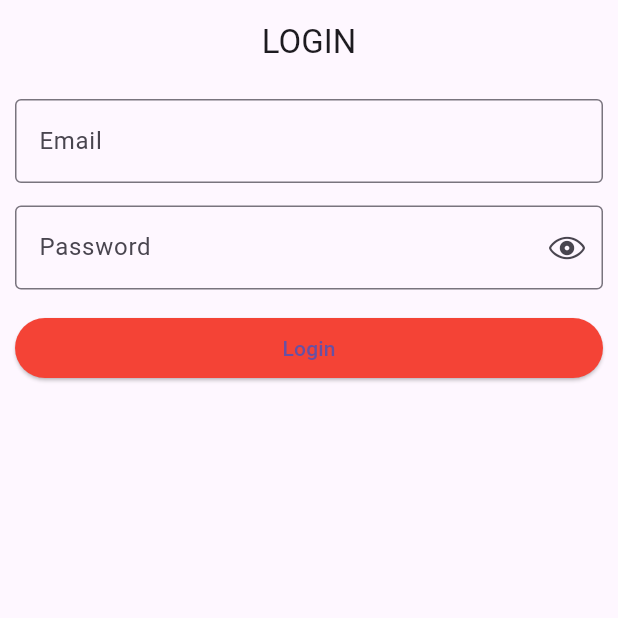
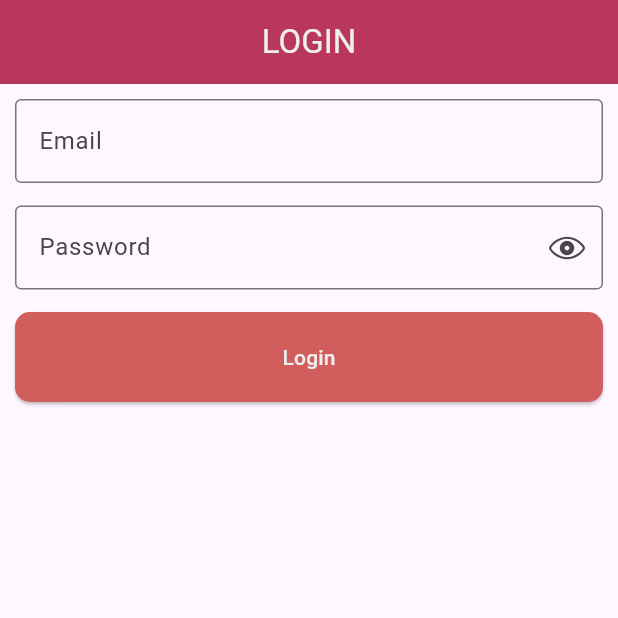
Before and after one commit to bayuhusada/InventoryQrCode, a Flutter app: the screen it shows after launch, on a phone screen of 412 x 824 dp, the top half of it. Run offline on Flutter 3.47's test engine with Material 3 defaults, Android fonts, the light colour scheme and no system bars; our stand-ins replace get.

Commit message:
Refactor login and products views for improved UI and color consistency

```diff
--- /dev/null
+++ b/lib/app/constant/colors.dart
@@ -0,0 +1,9 @@
+import 'package:flutter/material.dart';
+
+
+
+// light mode
+const marronColor = Color(0xffB9375D);
+const redColor = Color(0xffD25D5D);
+const peachColor = Color(0xffE7D3D3);
+const greyColor = Color(0xffEEEEEE);
--- a/lib/app/modules/login/views/login_view.dart
+++ b/lib/app/modules/login/views/login_view.dart
@@ -2,6 +2,8 @@ import 'package:flutter/cupertino.dart';
 import 'package:flutter/material.dart';
 
 import 'package:get/get.dart';
+import 'package:inventory_qr_code/app/constant/colors.dart';
+import 'package:inventory_qr_code/app/routes/app_pages.dart';
 
 import '../controllers/login_controller.dart';
 
@@ -10,8 +12,10 @@ class LoginView extends GetView<LoginController> {
   @override
   Widget build(BuildContext context) {
     return Scaffold(
-      appBar: AppBar(title: const Text('LOGIN'), centerTitle: true),
-      body: ListView(
+      appBar: AppBar(title: const Text('LOGIN',style: TextStyle(color: greyColor),), centerTitle: true, backgroundColor: marronColor,),
+      body: Center(
+        child: ListView(
+
           padding: EdgeInsets.all(10),
           children: [
             TextField(
@@ -48,14 +52,25 @@ class LoginView extends GetView<LoginController> {
             ),
             SizedBox(height: 15),
 
-          ElevatedButton(
+            Hero(
+              tag: 'toProducts',
+              child: ElevatedButton(
                 style: ElevatedButton.styleFrom(
-              backgroundColor: Colors.red
+                  backgroundColor: redColor,
+                  padding: const EdgeInsets.symmetric(vertical: 20),
+                  shape: RoundedRectangleBorder(
+                    borderRadius: BorderRadiusGeometry.circular(10)
+                  )
                 ),
-            onPressed: () {},
-            child: Text('Login'),
+                onPressed: () {
+                  Get.toNamed(Routes.PRODUCTS);
+                },
+                child: Text('Login', style: TextStyle(color: greyColor)
+                ,),
+              ),
             ),
           ],
+        ),
       ),
     );
   }
--- a/lib/main.dart
+++ b/lib/main.dart
@@ -7,6 +7,7 @@ import 'app/routes/app_pages.dart';
 void main() {
   runApp(
     GetMaterialApp(
+      debugShowCheckedModeBanner: false,
       title: "Inventory",
       initialRoute: Routes.LOGIN,
       getPages: AppPages.routes,
```
Also changed, not shown: lib/app/modules/products/views/products_view.dart (+7 -2 lines). Lines whose indentation alone changed are shown as unchanged.
